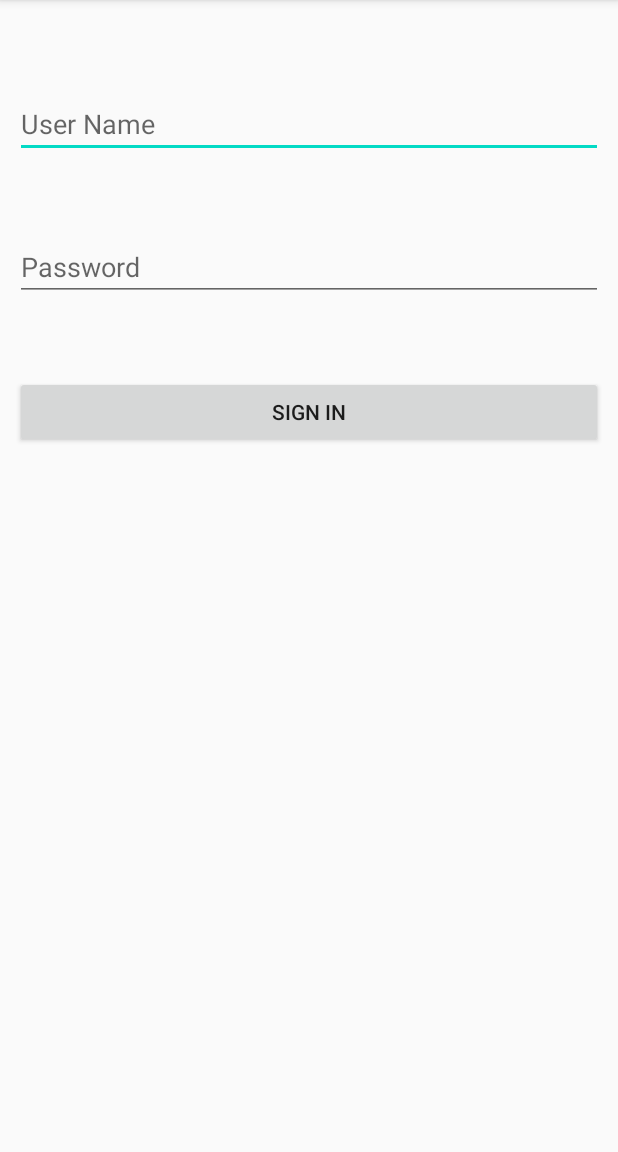
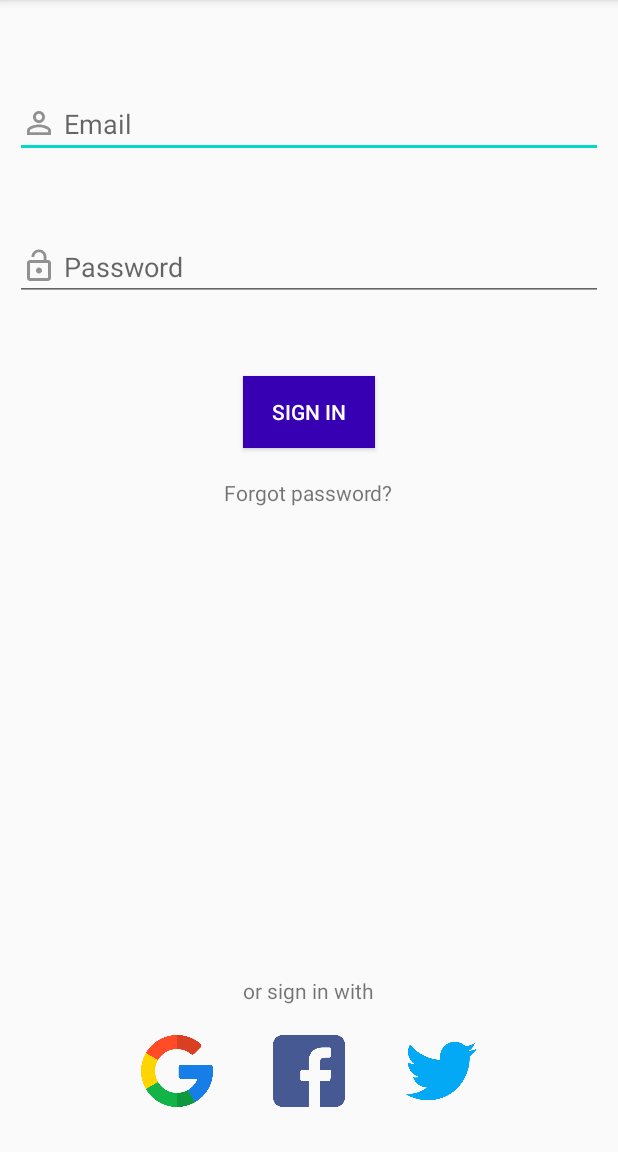
Before and after one commit to FloAlbaux/WitnessMe, an Android app: the LoginActivity screen opened directly, with no data from a screen before it, on a phone screen of 412 x 824 dp, the part 84-1236 px from its top. Run offline under Robolectric (Android 15) with nearby library versions, the phone set to English and light mode, and no system bars.

Commit message:
front login

```diff
--- a/app/src/main/java/fr/flop/witnessme/LoginActivity.java
+++ b/app/src/main/java/fr/flop/witnessme/LoginActivity.java
@@ -30,7 +30,7 @@ public class LoginActivity extends AppCompatActivity {
             if(user.equals("")||pass.equals(""))
                 Toast.makeText(LoginActivity.this, "Please enter all the fields", Toast.LENGTH_SHORT).show();
             else{
-                Boolean checkUserpass = DB.checkusernamepassword(user, pass);
+                Boolean checkUserpass = DB.checkUserLogin(user, pass);
                 if(checkUserpass){
                     Toast.makeText(LoginActivity.this, "Sign in successfull", Toast.LENGTH_SHORT).show();
                     Intent intent  = new Intent(getApplicationContext(), HomeActivity.class);
--- a/app/src/main/java/fr/flop/witnessme/ServerHelper.java
+++ b/app/src/main/java/fr/flop/witnessme/ServerHelper.java
@@ -39,7 +39,7 @@ public class ServerHelper extends SQLiteOpenHelper {
         return cursor.getCount() > 0;
     }
 
-    public Boolean checkusernamepassword(String username, String password){
+    public Boolean checkUserLogin(String username, String password){
         SQLiteDatabase MyDB = this.getWritableDatabase();
         @SuppressLint("Recycle") Cursor cursor = MyDB.rawQuery("Select * from users where username = ? and password = ?", new String[] {username,password});
         return cursor.getCount() > 0;
--- /dev/null
+++ b/app/src/main/res/drawable/ic_baseline_lock_open_24.xml
@@ -0,0 +1,5 @@
+<vector android:alpha="0.7" android:height="24dp"
+    android:tint="?attr/colorControlNormal" android:viewportHeight="24"
+    android:viewportWidth="24" android:width="24dp" xmlns:android="http://schemas.android.com/apk/res/android">
+    <path android:fillColor="@android:color/white" android:pathData="M12,17c1.1,0 2,-0.9 2,-2s-0.9,-2 -2,-2 -2,0.9 -2,2 0.9,2 2,2zM18,8h-1L17,6c0,-2.76 -2.24,-5 -5,-5S7,3.24 7,6h1.9c0,-1.71 1.39,-3.1 3.1,-3.1 1.71,0 3.1,1.39 3.1,3.1v2L6,8c-1.1,0 -2,0.9 -2,2v10c0,1.1 0.9,2 2,2h12c1.1,0 2,-0.9 2,-2L20,10c0,-1.1 -0.9,-2 -2,-2zM18,20L6,20L6,10h12v10z"/>
+</vector>
--- /dev/null
+++ b/app/src/main/res/drawable/ic_baseline_person_outline_24.xml
@@ -0,0 +1,5 @@
+<vector android:alpha="0.7" android:height="24dp"
+    android:tint="?attr/colorControlNormal" android:viewportHeight="24"
+    android:viewportWidth="24" android:width="24dp" xmlns:android="http://schemas.android.com/apk/res/android">
+    <path android:fillColor="@android:color/white" android:pathData="M12,5.9c1.16,0 2.1,0.94 2.1,2.1s-0.94,2.1 -2.1,2.1S9.9,9.16 9.9,8s0.94,-2.1 2.1,-2.1m0,9c2.97,0 6.1,1.46 6.1,2.1v1.1L5.9,18.1L5.9,17c0,-0.64 3.13,-2.1 6.1,-2.1M12,4C9.79,4 8,5.79 8,8s1.79,4 4,4 4,-1.79 4,-4 -1.79,-4 -4,-4zM12,13c-2.67,0 -8,1.34 -8,4v3h16v-3c0,-2.66 -5.33,-4 -8,-4z"/>
+</vector>
--- a/app/src/main/res/layout/activity_login.xml
+++ b/app/src/main/res/layout/activity_login.xml
@@ -10,26 +10,76 @@
         android:id="@+id/username1"
         android:layout_width="match_parent"
         android:layout_height="wrap_content"
-        android:hint="User Name"
-        android:autofillHints="username"
+        android:hint=" Email"
+        android:autofillHints="emailAddress"
         android:inputType="text"
+        android:drawableLeft="@drawable/ic_baseline_person_outline_24"
         android:layout_marginTop="50dp"/>
 
     <EditText
         android:id="@+id/password1"
         android:layout_width="match_parent"
         android:layout_height="wrap_content"
-        android:hint="Password"
+        android:hint=" Password"
         android:autofillHints="password"
         android:inputType="textPassword"
         android:layout_marginTop="50dp"
+        android:drawableLeft="@drawable/ic_baseline_lock_open_24"
         android:layout_below="@+id/username1"/>
 
     <Button
         android:id="@+id/btnsignin1"
+        android:layout_width="wrap_content"
+        android:layout_height="wrap_content"
+        android:text="Sign in"
+        android:background="@color/purple_700"
+        android:textColor="@color/white"
+        android:layout_centerHorizontal="true"
+        android:layout_marginTop="50dp"
+        android:layout_below="@+id/password1"/>
+
+    <TextView
+        android:layout_width="wrap_content"
+        android:layout_height="wrap_content"
+        android:id="@+id/forgotpass"
+        android:layout_below="@id/btnsignin1"
+        android:text="Forgot password?"
+        android:layout_centerHorizontal="true"
+        android:layout_margin="20dp"/>
+
+    <TextView
+        android:layout_width="wrap_content"
+        android:layout_height="wrap_content"
+        android:id="@+id/others"
+        android:layout_above="@id/socialicons"
+        android:text="or sign in with"
+        android:layout_centerHorizontal="true"/>
+
+
+    <LinearLayout
         android:layout_width="match_parent"
         android:layout_height="wrap_content"
-        android:text="Sign in"
-        android:layout_marginTop="50dp"
-        android:layout_below="@+id/password1"/>
+        android:id="@+id/socialicons"
+        android:layout_alignParentBottom="true"
+        android:gravity="center">
+
+
+        <ImageView
+            android:layout_width="48dp"
+            android:layout_height="48dp"
+            android:layout_margin="20dp"
+            android:src="@drawable/google"/>
+        <ImageView
+            android:layout_width="48dp"
+            android:layout_height="48dp"
+            android:layout_margin="20dp"
+            android:src="@drawable/facebook"/>
+        <ImageView
+            android:layout_width="48dp"
+            android:layout_height="48dp"
+            android:layout_margin="20dp"
+            android:src="@drawable/twitter"/>
+
+    </LinearLayout>
+
 </RelativeLayout>
```
Also changed, not shown: app/src/main/res/drawable/facebook.png (added), app/src/main/res/drawable/google.png (added), app/src/main/res/drawable/twitter.png (added).
